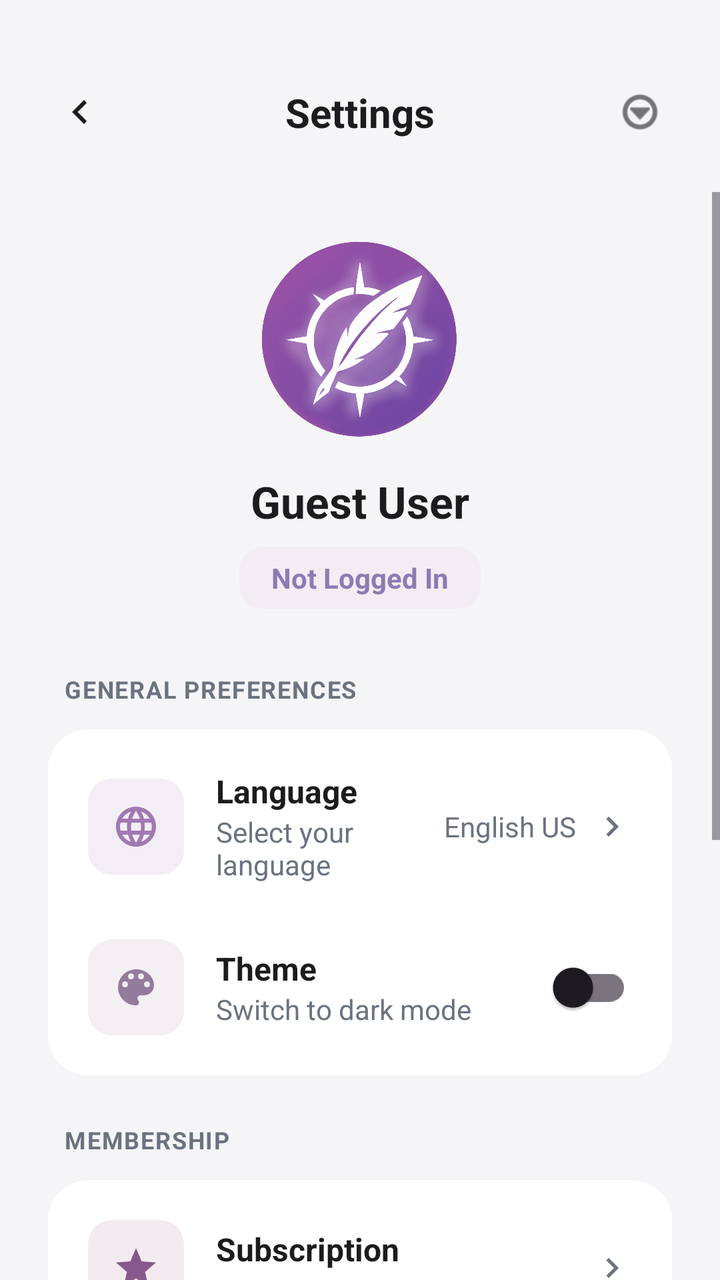
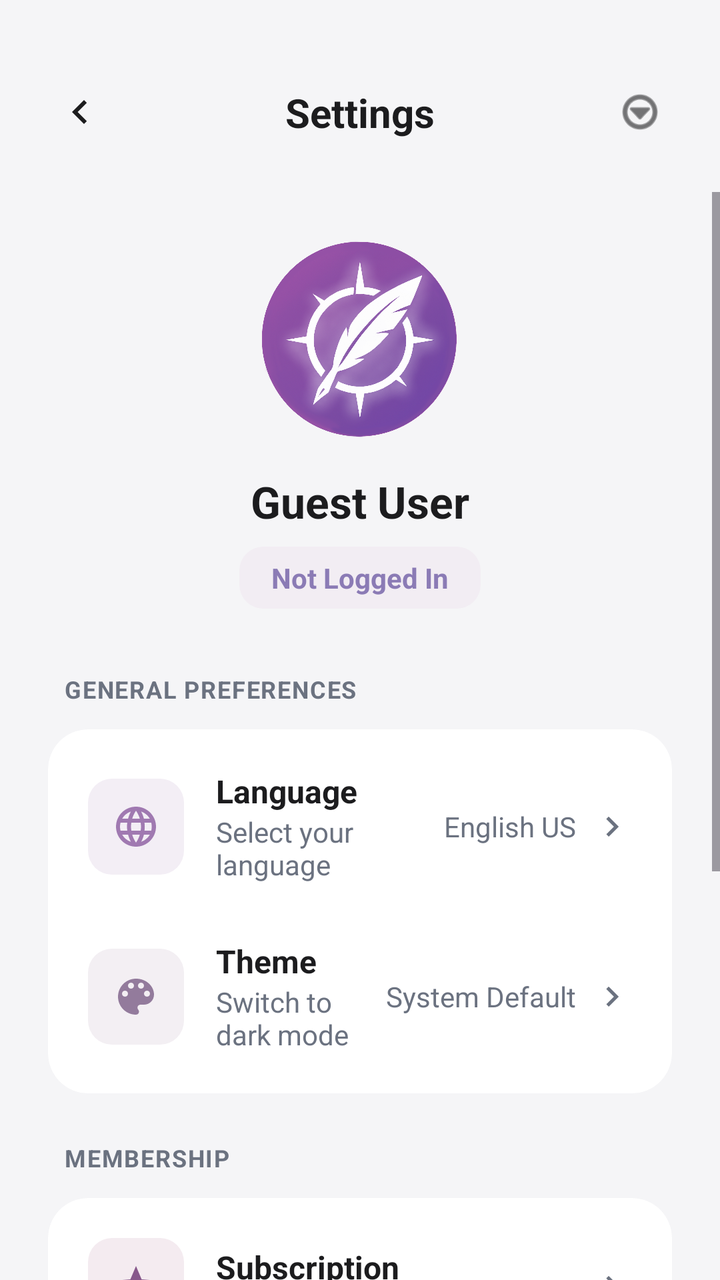

Screens rendered from an Android XML layout before and after an edit, with the pre-edit source and the edit as a unified diff.
<!-- AndroidManifest.xml: application theme Theme.MyApplication -->
<!-- res/layout/activity_settings.xml -->
<?xml version="1.0" encoding="utf-8"?>
<androidx.constraintlayout.widget.ConstraintLayout xmlns:android="http://schemas.android.com/apk/res/android"
    xmlns:app="http://schemas.android.com/apk/res-auto"
    xmlns:tools="http://schemas.android.com/tools" android:layout_width="match_parent" android:layout_height="match_parent" android:background="@color/bg_primary" tools:context=".SettingsActivity">

    
    <androidx.constraintlayout.widget.ConstraintLayout android:id="@+id/settingsHeader" android:layout_width="match_parent" android:layout_height="wrap_content" android:paddingTop="32dp" android:paddingBottom="16dp" app:layout_constraintTop_toTopOf="parent">

        <ImageButton android:id="@+id/btnBack" android:layout_width="48dp" android:layout_height="48dp" android:layout_marginStart="16dp" android:background="?attr/selectableItemBackgroundBorderless" android:src="@drawable/ic_chevron_left" android:padding="12dp" android:scaleType="fitCenter" app:tint="@color/text_primary" app:layout_constraintStart_toStartOf="parent" app:layout_constraintTop_toTopOf="parent" app:layout_constraintBottom_toBottomOf="parent" />

        <TextView android:layout_width="wrap_content" android:layout_height="wrap_content" android:text="@string/settings_title" android:textColor="@color/text_primary" android:textSize="20sp" android:textStyle="bold" app:layout_constraintBottom_toBottomOf="parent" app:layout_constraintEnd_toEndOf="parent" app:layout_constraintStart_toStartOf="parent" app:layout_constraintTop_toTopOf="parent" />

        <ImageButton android:id="@+id/btnMenu" android:layout_width="48dp" android:layout_height="48dp" android:layout_marginEnd="16dp" android:background="?attr/selectableItemBackgroundBorderless" android:src="@android:drawable/ic_menu_more" android:padding="12dp" android:scaleType="fitCenter" app:tint="@color/text_primary" app:layout_constraintEnd_toEndOf="parent" app:layout_constraintTop_toTopOf="parent" app:layout_constraintBottom_toBottomOf="parent" />
    </androidx.constraintlayout.widget.ConstraintLayout>

    <ScrollView android:layout_width="match_parent" android:layout_height="0dp" android:clipToPadding="false" android:paddingBottom="40dp" app:layout_constraintTop_toBottomOf="@id/settingsHeader" app:layout_constraintBottom_toBottomOf="parent">

        <LinearLayout android:layout_width="match_parent" android:layout_height="wrap_content" android:orientation="vertical" android:padding="24dp">

            
            <LinearLayout android:layout_width="match_parent" android:layout_height="wrap_content" android:orientation="vertical" android:gravity="center" android:layout_marginBottom="32dp">

                <FrameLayout android:layout_width="100dp" android:layout_height="100dp" android:layout_marginBottom="16dp">

                    <com.google.android.material.imageview.ShapeableImageView android:id="@+id/ivSettingsProfile" android:layout_width="100dp" android:layout_height="100dp" android:src="@drawable/cv" android:scaleType="centerCrop" app:shapeAppearanceOverlay="@style/CircleAppearance" />
                </FrameLayout>

                <TextView android:id="@+id/tvSettingsName" android:layout_width="wrap_content" android:layout_height="wrap_content" android:text="@string/guest_user" android:textColor="@color/text_primary" android:textSize="22sp" android:textStyle="bold" android:layout_marginBottom="8dp" />

                <TextView android:id="@+id/tvSettingsTier" android:layout_width="wrap_content" android:layout_height="wrap_content" android:text="@string/not_logged_in" android:textColor="#8B7BB5" android:textSize="14sp" android:textStyle="bold" android:paddingHorizontal="16dp" android:paddingVertical="6dp" android:background="@drawable/rounded_corner" android:backgroundTint="@color/surface_gray" />
            </LinearLayout>

            
            <TextView android:layout_width="wrap_content" android:layout_height="wrap_content" android:text="@string/general_preferences" android:textColor="@color/text_secondary" android:textSize="12sp" android:textStyle="bold" android:letterSpacing="0.05" android:layout_marginBottom="12dp" android:layout_marginStart="8dp" />

            <androidx.cardview.widget.CardView android:layout_width="match_parent" android:layout_height="wrap_content" app:cardBackgroundColor="@color/bg_card" app:cardCornerRadius="20dp" app:cardElevation="0dp" android:layout_marginBottom="24dp">

                <LinearLayout android:layout_width="match_parent" android:layout_height="wrap_content" android:orientation="vertical" android:padding="8dp">

                    
                    <androidx.constraintlayout.widget.ConstraintLayout android:id="@+id/itemLanguage" android:layout_width="match_parent" android:layout_height="wrap_content" android:padding="12dp" android:background="?attr/selectableItemBackground" android:stateListAnimator="@animator/wobbly_slime">

                        <View android:id="@+id/iconBgLang" android:layout_width="48dp" android:layout_height="48dp" android:background="@drawable/rounded_corner" android:backgroundTint="@color/surface_purple" app:layout_constraintStart_toStartOf="parent" app:layout_constraintTop_toTopOf="parent" app:layout_constraintBottom_toBottomOf="parent" />

                        <ImageView android:layout_width="24dp" android:layout_height="24dp" android:src="@drawable/ic_globe" app:tint="#A079B1" app:layout_constraintTop_toTopOf="@id/iconBgLang" app:layout_constraintBottom_toBottomOf="@id/iconBgLang" app:layout_constraintStart_toStartOf="@id/iconBgLang" app:layout_constraintEnd_toEndOf="@id/iconBgLang" />

                        <LinearLayout android:layout_width="0dp" android:layout_height="wrap_content" android:orientation="vertical" android:layout_marginStart="16dp" app:layout_constraintStart_toEndOf="@id/iconBgLang" app:layout_constraintTop_toTopOf="parent" app:layout_constraintBottom_toBottomOf="parent" app:layout_constraintEnd_toStartOf="@id/tvLangValue">

                            <TextView android:layout_width="wrap_content" android:layout_height="wrap_content" android:text="@string/language" android:textColor="@color/text_primary" android:textSize="16sp" android:textStyle="bold" />
                            <TextView android:layout_width="wrap_content" android:layout_height="wrap_content" android:text="@string/select_language" android:textColor="@color/text_secondary" android:textSize="14sp" />
                        </LinearLayout>

                        <TextView android:id="@+id/tvLangValue" android:layout_width="wrap_content" android:layout_height="wrap_content" android:text="@string/english_us" android:textColor="@color/text_secondary" android:textSize="14sp" android:layout_marginEnd="8dp" app:layout_constraintEnd_toStartOf="@id/ivChevronLang" app:layout_constraintTop_toTopOf="parent" app:layout_constraintBottom_toBottomOf="parent" />

                        <ImageView android:id="@+id/ivChevronLang" android:layout_width="20dp" android:layout_height="20dp" android:src="@drawable/ic_chevron_right" app:tint="@color/text_secondary" app:layout_constraintEnd_toEndOf="parent" app:layout_constraintTop_toTopOf="parent" app:layout_constraintBottom_toBottomOf="parent" />
                    </androidx.constraintlayout.widget.ConstraintLayout>

                    
                    <androidx.constraintlayout.widget.ConstraintLayout android:id="@+id/itemTheme" android:layout_width="match_parent" android:layout_height="wrap_content" android:padding="12dp" android:layout_marginTop="4dp" android:background="?attr/selectableItemBackground" android:stateListAnimator="@animator/wobbly_slime">

                        <View android:id="@+id/iconBgTheme" android:layout_width="48dp" android:layout_height="48dp" android:background="@drawable/rounded_corner" android:backgroundTint="@color/surface_lavender" app:layout_constraintStart_toStartOf="parent" app:layout_constraintTop_toTopOf="parent" app:layout_constraintBottom_toBottomOf="parent" />

                        <ImageView android:layout_width="24dp" android:layout_height="24dp" android:src="@drawable/ic_palette" app:tint="#937B9C" app:layout_constraintTop_toTopOf="@id/iconBgTheme" app:layout_constraintBottom_toBottomOf="@id/iconBgTheme" app:layout_constraintStart_toStartOf="@id/iconBgTheme" app:layout_constraintEnd_toEndOf="@id/iconBgTheme" />

                        <LinearLayout android:layout_width="0dp" android:layout_height="wrap_content" android:orientation="vertical" android:layout_marginStart="16dp" app:layout_constraintStart_toEndOf="@id/iconBgTheme" app:layout_constraintTop_toTopOf="parent" app:layout_constraintBottom_toBottomOf="parent" app:layout_constraintEnd_toStartOf="@id/switchTheme">

                            <TextView android:layout_width="wrap_content" android:layout_height="wrap_content" android:text="@string/theme" android:textColor="@color/text_primary" android:textSize="16sp" android:textStyle="bold" />
                            <TextView android:layout_width="wrap_content" android:layout_height="wrap_content" android:text="@string/switch_dark_mode" android:textColor="@color/text_secondary" android:textSize="14sp" />
                        </LinearLayout>

                        <androidx.appcompat.widget.SwitchCompat android:id="@+id/switchTheme" android:layout_width="wrap_content" android:layout_height="wrap_content" app:layout_constraintEnd_toEndOf="parent" app:layout_constraintTop_toTopOf="parent" app:layout_constraintBottom_toBottomOf="parent" />
                    </androidx.constraintlayout.widget.ConstraintLayout>

                </LinearLayout>
            </androidx.cardview.widget.CardView>

            
            <TextView android:layout_width="wrap_content" android:layout_height="wrap_content" android:text="@string/membership" android:textColor="@color/text_secondary" android:textSize="12sp" android:textStyle="bold" android:letterSpacing="0.05" android:layout_marginBottom="12dp" android:layout_marginStart="8dp" />

            <androidx.cardview.widget.CardView android:layout_width="match_parent" android:layout_height="wrap_content" app:cardBackgroundColor="@color/bg_card" app:cardCornerRadius="20dp" app:cardElevation="0dp" android:layout_marginBottom="24dp">

                
                <androidx.constraintlayout.widget.ConstraintLayout android:id="@+id/itemSubscription" android:layout_width="match_parent" android:layout_height="wrap_content" android:padding="20dp" android:background="?attr/selectableItemBackground" android:stateListAnimator="@animator/wobbly_slime">

                    <View android:id="@+id/iconBgSub" android:layout_width="48dp" android:layout_height="48dp" android:background="@drawable/rounded_corner" android:backgroundTint="@color/surface_pink" app:layout_constraintStart_toStartOf="parent" app:layout_constraintTop_toTopOf="parent" app:layout_constraintBottom_toBottomOf="parent" />

                    <ImageView android:layout_width="24dp" android:layout_height="24dp" android:src="@drawable/ic_star" app:tint="#87588B" app:layout_constraintTop_toTopOf="@id/iconBgSub" app:layout_constraintBottom_toBottomOf="@id/iconBgSub" app:layout_constraintStart_toStartOf="@id/iconBgSub" app:layout_constraintEnd_toEndOf="@id/iconBgSub" />

                    <LinearLayout android:layout_width="0dp" android:layout_height="wrap_content" android:orientation="vertical" android:layout_marginStart="16dp" app:layout_constraintStart_toEndOf="@id/iconBgSub" app:layout_constraintTop_toTopOf="parent" app:layout_constraintBottom_toBottomOf="parent" app:layout_constraintEnd_toStartOf="@id/ivChevronSub">

                        <TextView android:layout_width="wrap_content" android:layout_height="wrap_content" android:text="@string/subscription" android:textColor="@color/text_primary" android:textSize="16sp" android:textStyle="bold" />
                        <TextView android:id="@+id/tvSettingsSubDesc" android:layout_width="wrap_content" android:layout_height="wrap_content" android:text="@string/not_active" android:textColor="@color/text_secondary" android:textSize="14sp" />
                    </LinearLayout>

                    <ImageView android:id="@+id/ivChevronSub" android:layout_width="20dp" android:layout_height="20dp" android:src="@drawable/ic_chevron_right" app:tint="@color/text_secondary" app:layout_constraintEnd_toEndOf="parent" app:layout_constraintTop_toTopOf="parent" app:layout_constraintBottom_toBottomOf="parent" />
                </androidx.constraintlayout.widget.ConstraintLayout>

            </androidx.cardview.widget.CardView>

            
            <TextView android:layout_width="wrap_content" android:layout_height="wrap_content" android:text="@string/application" android:textColor="@color/text_secondary" android:textSize="12sp" android:textStyle="bold" android:letterSpacing="0.05" android:layout_marginBottom="12dp" android:layout_marginStart="8dp" />

            <androidx.cardview.widget.CardView android:layout_width="match_parent" android:layout_height="wrap_content" app:cardBackgroundColor="@color/bg_card" app:cardCornerRadius="20dp" app:cardElevation="0dp" android:layout_marginBottom="40dp">

                
                <androidx.constraintlayout.widget.ConstraintLayout android:id="@+id/itemAbout" android:layout_width="match_parent" android:layout_height="wrap_content" android:padding="20dp" android:background="?attr/selectableItemBackground" android:stateListAnimator="@animator/wobbly_slime">

                    <View android:id="@+id/iconBgAbout" android:layout_width="48dp" android:layout_height="48dp" android:background="@drawable/rounded_corner" android:backgroundTint="@color/surface_gray" app:layout_constraintStart_toStartOf="parent" app:layout_constraintTop_toTopOf="parent" app:layout_constraintBottom_toBottomOf="parent" />

                    <ImageView android:layout_width="24dp" android:layout_height="24dp" android:src="@drawable/ic_info" app:tint="#886498" app:layout_constraintTop_toTopOf="@id/iconBgAbout" app:layout_constraintBottom_toBottomOf="@id/iconBgAbout" app:layout_constraintStart_toStartOf="@id/iconBgAbout" app:layout_constraintEnd_toEndOf="@id/iconBgAbout" />

                    <LinearLayout android:layout_width="0dp" android:layout_height="wrap_content" android:orientation="vertical" android:layout_marginStart="16dp" app:layout_constraintStart_toEndOf="@id/iconBgAbout" app:layout_constraintTop_toTopOf="parent" app:layout_constraintBottom_toBottomOf="parent" app:layout_constraintEnd_toStartOf="@id/ivChevronAbout">

                        <TextView android:layout_width="wrap_content" android:layout_height="wrap_content" android:text="@string/about" android:textColor="@color/text_primary" android:textSize="16sp" android:textStyle="bold" />
                        <TextView android:layout_width="wrap_content" android:layout_height="wrap_content" android:text="@string/version_text" android:textColor="@color/text_secondary" android:textSize="14sp" />
                    </LinearLayout>

                    <ImageView android:id="@+id/ivChevronAbout" android:layout_width="20dp" android:layout_height="20dp" android:src="@drawable/ic_chevron_right" app:tint="@color/text_secondary" app:layout_constraintEnd_toEndOf="parent" app:layout_constraintTop_toTopOf="parent" app:layout_constraintBottom_toBottomOf="parent" />
                </androidx.constraintlayout.widget.ConstraintLayout>

            </androidx.cardview.widget.CardView>


            
            <LinearLayout android:id="@+id/btnAuthAction" android:layout_width="match_parent" android:layout_height="60dp" android:background="@drawable/rounded_corner" android:backgroundTint="@color/accent_red_bg" android:gravity="center" android:orientation="horizontal" android:clickable="true" android:focusable="true" android:stateListAnimator="@animator/wobbly_slime">

                <ImageView android:id="@+id/ivAuthIcon" android:layout_width="24dp" android:layout_height="24dp" android:src="@android:drawable/ic_menu_close_clear_cancel" app:tint="@color/accent_red" android:layout_marginEnd="12dp" />

                <TextView android:id="@+id/tvAuthText" android:layout_width="wrap_content" android:layout_height="wrap_content" android:text="@string/log_out" android:textColor="@color/accent_red" android:textSize="16sp" android:textStyle="bold" android:letterSpacing="0.05" />
            </LinearLayout>

        </LinearLayout>
    </ScrollView>

</androidx.constraintlayout.widget.ConstraintLayout>
<!-- resources referenced by this layout -->
<resources>
  <color name="accent_red">#EF4444</color>
  <color name="accent_red_bg">#FFF5F5</color>
  <color name="bg_card">#FFFFFF</color>
  <color name="bg_primary">#F5F5F7</color>
  <color name="surface_gray">#F2EDF3</color>
  <color name="surface_lavender">#F3EFF3</color>
  <color name="surface_pink">#F4EBF0</color>
  <color name="surface_purple">#F3EEF5</color>
  <color name="text_primary">#1C1C1E</color>
  <color name="text_secondary">#6B7280</color>
  <!-- drawable ic_chevron_left (drawable) -->
  <vector xmlns:android="http://schemas.android.com/apk/res/android" android:width="24dp" android:height="24dp" android:viewportWidth="24" android:viewportHeight="24">
      <path android:fillColor="#FF000000" android:pathData="M15.41,7.41L14,6l-6,6 6,6 1.41,-1.41L10.83,12z" />
  </vector>
  <!-- drawable ic_chevron_right (drawable) -->
  <vector xmlns:android="http://schemas.android.com/apk/res/android" android:width="24dp" android:height="24dp" android:viewportWidth="24" android:viewportHeight="24">
      <path android:fillColor="#FF000000" android:pathData="M10,6L8.59,7.41 13.17,12l-4.58,4.59L10,18l6,-6z" />
  </vector>
  <!-- drawable ic_star (drawable) -->
  <vector xmlns:android="http://schemas.android.com/apk/res/android" android:width="24dp" android:height="24dp" android:viewportWidth="24.0" android:viewportHeight="24.0">
      <path android:fillColor="#FF000000" android:pathData="M12,17.27L18.18,21l-1.64,-7.03L22,9.24l-7.19,-0.61L12,2L9.19,8.63L2,9.24l5.46,4.73L5.82,21z"/>
  </vector>
  <!-- drawable rounded_corner (drawable) -->
  <?xml version="1.0" encoding="utf-8"?>
  <shape xmlns:android="http://schemas.android.com/apk/res/android"
      android:shape="rectangle">
      <solid android:color="#EFEFEF" />
      <corners android:radius="12dp" />
  </shape>
  <string name="about">About</string>
  <string name="application">APPLICATION</string>
  <string name="english_us">English US</string>
  <string name="general_preferences">GENERAL PREFERENCES</string>
  <string name="guest_user">Guest User</string>
  <string name="language">Language</string>
  <string name="log_out">LOG OUT</string>
  <string name="membership">MEMBERSHIP</string>
  <string name="not_active">Not active</string>
  <string name="not_logged_in">Not Logged In</string>
  <string name="select_language">Select your language</string>
  <string name="settings_title">Settings</string>
  <string name="subscription">Subscription</string>
  <string name="switch_dark_mode">Switch to dark mode</string>
  <string name="theme">Theme</string>
  <string name="version_text">Version 2.4.0</string>
  <style name="CircleAppearance" parent="ShapeAppearance.Material3.SmallComponent">
          <item name="cornerFamily">rounded</item>
          <item name="cornerSize">50%</item>
      </style>
  <style name="Theme.MyApplication" parent="Base.Theme.MyApplication" />
  <style name="WobblyMaterialButton" parent="Widget.Material3.Button">
          <item name="android:stateListAnimator">@animator/wobbly_slime</item>
      </style>
  <style name="WobblyStandardButton" parent="Widget.AppCompat.Button">
          <item name="android:stateListAnimator">@animator/wobbly_slime</item>
      </style>
  <style name="WobblyImageButton" parent="Widget.AppCompat.ImageButton">
          <item name="android:stateListAnimator">@animator/wobbly_slime</item>
      </style>
  <style name="WobblyCardView" parent="Widget.Material3.CardView.Elevated">
          <item name="android:stateListAnimator">@animator/wobbly_slime</item>
      </style>
  <!-- unchanged entries left out for length: 5 -->
</resources>

<!-- the commit's change to res/layout/activity_settings.xml (unified diff, before → after) -->
@@ -13,7 +13,7 @@
         <ImageButton android:id="@+id/btnMenu" android:layout_width="48dp" android:layout_height="48dp" android:layout_marginEnd="16dp" android:background="?attr/selectableItemBackgroundBorderless" android:src="@android:drawable/ic_menu_more" android:padding="12dp" android:scaleType="fitCenter" app:tint="@color/text_primary" app:layout_constraintEnd_toEndOf="parent" app:layout_constraintTop_toTopOf="parent" app:layout_constraintBottom_toBottomOf="parent" />
     </androidx.constraintlayout.widget.ConstraintLayout>
 
-    <ScrollView android:layout_width="match_parent" android:layout_height="0dp" android:clipToPadding="false" android:paddingBottom="40dp" app:layout_constraintTop_toBottomOf="@id/settingsHeader" app:layout_constraintBottom_toBottomOf="parent">
+    <ScrollView android:layout_width="match_parent" android:layout_height="0dp" android:clipToPadding="false" android:paddingBottom="20dp" app:layout_constraintTop_toBottomOf="@id/settingsHeader" app:layout_constraintBottom_toBottomOf="parent">
 
         <LinearLayout android:layout_width="match_parent" android:layout_height="wrap_content" android:orientation="vertical" android:padding="24dp">
 
@@ -62,13 +62,15 @@
 
                         <ImageView android:layout_width="24dp" android:layout_height="24dp" android:src="@drawable/ic_palette" app:tint="#937B9C" app:layout_constraintTop_toTopOf="@id/iconBgTheme" app:layout_constraintBottom_toBottomOf="@id/iconBgTheme" app:layout_constraintStart_toStartOf="@id/iconBgTheme" app:layout_constraintEnd_toEndOf="@id/iconBgTheme" />
 
-                        <LinearLayout android:layout_width="0dp" android:layout_height="wrap_content" android:orientation="vertical" android:layout_marginStart="16dp" app:layout_constraintStart_toEndOf="@id/iconBgTheme" app:layout_constraintTop_toTopOf="parent" app:layout_constraintBottom_toBottomOf="parent" app:layout_constraintEnd_toStartOf="@id/switchTheme">
+                        <LinearLayout android:layout_width="0dp" android:layout_height="wrap_content" android:orientation="vertical" android:layout_marginStart="16dp" app:layout_constraintStart_toEndOf="@id/iconBgTheme" app:layout_constraintTop_toTopOf="parent" app:layout_constraintBottom_toBottomOf="parent" app:layout_constraintEnd_toStartOf="@id/tvThemeValue">
 
                             <TextView android:layout_width="wrap_content" android:layout_height="wrap_content" android:text="@string/theme" android:textColor="@color/text_primary" android:textSize="16sp" android:textStyle="bold" />
                             <TextView android:layout_width="wrap_content" android:layout_height="wrap_content" android:text="@string/switch_dark_mode" android:textColor="@color/text_secondary" android:textSize="14sp" />
                         </LinearLayout>
 
-                        <androidx.appcompat.widget.SwitchCompat android:id="@+id/switchTheme" android:layout_width="wrap_content" android:layout_height="wrap_content" app:layout_constraintEnd_toEndOf="parent" app:layout_constraintTop_toTopOf="parent" app:layout_constraintBottom_toBottomOf="parent" />
+                        <TextView android:id="@+id/tvThemeValue" android:layout_width="wrap_content" android:layout_height="wrap_content" android:text="@string/theme_system" android:textColor="@color/text_secondary" android:textSize="14sp" android:layout_marginEnd="8dp" app:layout_constraintEnd_toStartOf="@id/ivChevronTheme" app:layout_constraintTop_toTopOf="parent" app:layout_constraintBottom_toBottomOf="parent" />
+
+                        <ImageView android:id="@+id/ivChevronTheme" android:layout_width="20dp" android:layout_height="20dp" android:src="@drawable/ic_chevron_right" app:tint="@color/text_secondary" app:layout_constraintEnd_toEndOf="parent" app:layout_constraintTop_toTopOf="parent" app:layout_constraintBottom_toBottomOf="parent" />
                     </androidx.constraintlayout.widget.ConstraintLayout>
 
                 </LinearLayout>
@@ -100,7 +102,7 @@
             
             <TextView android:layout_width="wrap_content" android:layout_height="wrap_content" android:text="@string/application" android:textColor="@color/text_secondary" android:textSize="12sp" android:textStyle="bold" android:letterSpacing="0.05" android:layout_marginBottom="12dp" android:layout_marginStart="8dp" />
 
-            <androidx.cardview.widget.CardView android:layout_width="match_parent" android:layout_height="wrap_content" app:cardBackgroundColor="@color/bg_card" app:cardCornerRadius="20dp" app:cardElevation="0dp" android:layout_marginBottom="40dp">
+            <androidx.cardview.widget.CardView android:layout_width="match_parent" android:layout_height="wrap_content" app:cardBackgroundColor="@color/bg_card" app:cardCornerRadius="20dp" app:cardElevation="0dp" android:layout_marginBottom="24dp">
 
                 
                 <androidx.constraintlayout.widget.ConstraintLayout android:id="@+id/itemAbout" android:layout_width="match_parent" android:layout_height="wrap_content" android:padding="20dp" android:background="?attr/selectableItemBackground" android:stateListAnimator="@animator/wobbly_slime">
@@ -129,6 +131,14 @@
                 <TextView android:id="@+id/tvAuthText" android:layout_width="wrap_content" android:layout_height="wrap_content" android:text="@string/log_out" android:textColor="@color/accent_red" android:textSize="16sp" android:textStyle="bold" android:letterSpacing="0.05" />
             </LinearLayout>
 
+            
+            <LinearLayout android:id="@+id/btnDeleteAccount" android:layout_width="match_parent" android:layout_height="60dp" android:layout_marginTop="12dp" android:background="@drawable/rounded_corner" android:backgroundTint="@color/surface_gray" android:gravity="center" android:orientation="horizontal" android:clickable="true" android:focusable="true" android:stateListAnimator="@animator/wobbly_slime" android:visibility="gone">
+
+                <ImageView android:layout_width="24dp" android:layout_height="24dp" android:src="@android:drawable/ic_menu_delete" app:tint="@color/text_secondary" android:layout_marginEnd="12dp" />
+
+                <TextView android:layout_width="wrap_content" android:layout_height="wrap_content" android:text="@string/delete_account" android:textColor="@color/text_secondary" android:textSize="14sp" android:textStyle="bold" android:letterSpacing="0.05" />
+            </LinearLayout>
+
         </LinearLayout>
     </ScrollView>
 
<!-- resource entries referenced after the edit -->
@@ -31,6 +31,7 @@
   </shape>
   <string name="about">About</string>
   <string name="application">APPLICATION</string>
+  <string name="delete_account">Delete Account</string>
   <string name="english_us">English US</string>
   <string name="general_preferences">GENERAL PREFERENCES</string>
   <string name="guest_user">Guest User</string>
@@ -44,6 +45,7 @@
   <string name="subscription">Subscription</string>
   <string name="switch_dark_mode">Switch to dark mode</string>
   <string name="theme">Theme</string>
+  <string name="theme_system">System Default</string>
   <string name="version_text">Version 2.4.0</string>
   <style name="CircleAppearance" parent="ShapeAppearance.Material3.SmallComponent">
           <item name="cornerFamily">rounded</item>
